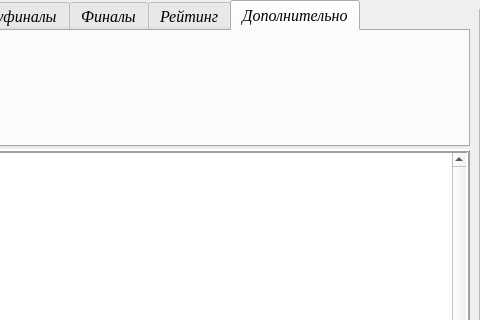
Kaspar0810/Competitions_TT_SQL, file UI/main_window.ui: the form before one commit; both pictures show x 631 to 1111 and y 0 to 320 of the 1111 by 804 pixel window.
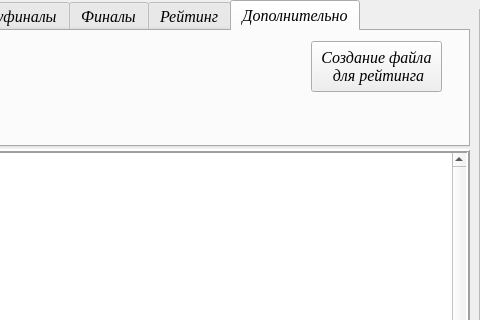
The form after the commit. The open tabs and pages were chosen to show the change.

Commit message: функция для файла рейтинга

```diff
--- a/UI/main_window.ui
+++ b/UI/main_window.ui
@@ -3321,6 +3321,37 @@
      <attribute name="title">
       <string>Дополнительно</string>
      </attribute>
+     <widget class="QPushButton" name="Button_made_R_file">
+      <property name="geometry">
+       <rect>
+        <x>680</x>
+        <y>10</y>
+        <width>131</width>
+        <height>51</height>
+       </rect>
+      </property>
+      <property name="font">
+       <font>
+        <family>Times New Roman</family>
+       </font>
+      </property>
+      <property name="text">
+       <string>Создание файла
+ для рейтинга</string>
+      </property>
+      <property name="shortcut">
+       <string/>
+      </property>
+      <property name="autoRepeat">
+       <bool>false</bool>
+      </property>
+      <property name="default">
+       <bool>false</bool>
+      </property>
+      <property name="flat">
+       <bool>false</bool>
+      </property>
+     </widget>
     </widget>
    </widget>
    <widget class="QToolBox" name="toolBox">
```
Left out of the diff: 30 changed lines with no effect on the pictures. The commit also changes 3 other files.
